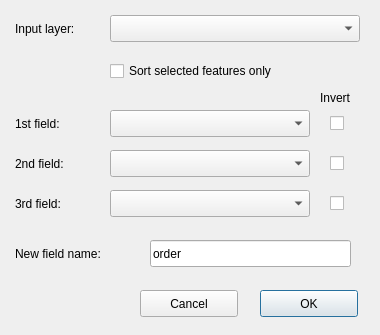
Above: sort_number_dialog_base.ui from ArMoraer/QGISSortAndNumber before the change. Below: the same form after it.
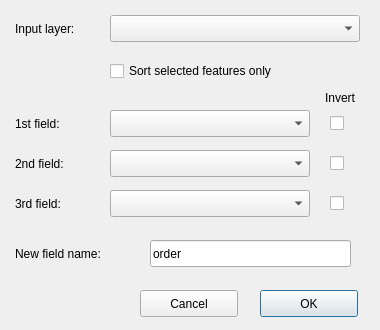
That is the form after the change.

What changed in the file:
```diff
--- a/sort_number_dialog_base.ui
+++ b/sort_number_dialog_base.ui
@@ -7,7 +7,7 @@
     <x>0</x>
     <y>0</y>
     <width>380</width>
-    <height>335</height>
+    <height>330</height>
    </rect>
   </property>
   <property name="windowTitle">
@@ -28,7 +28,7 @@
     <rect>
      <x>15</x>
      <y>15</y>
-     <width>101</width>
+     <width>91</width>
      <height>27</height>
     </rect>
    </property>
@@ -84,9 +84,9 @@
   <widget class="QLabel" name="invertLabel">
    <property name="geometry">
     <rect>
-     <x>320</x>
+     <x>310</x>
      <y>90</y>
-     <width>40</width>
+     <width>60</width>
      <height>15</height>
     </rect>
    </property>
@@ -96,6 +96,9 @@
    <property name="text">
     <string>Invert</string>
    </property>
+   <property name="alignment">
+    <set>Qt::AlignCenter</set>
+   </property>
   </widget>
   <widget class="QCheckBox" name="invCheckBox2">
    <property name="geometry">
```
